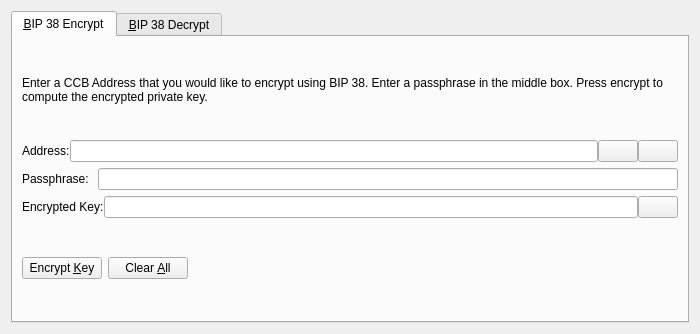
Qt form src/qt/forms/bip38tooldialog.ui (CryptoCashBack-Hub/CCBC) before a commit.
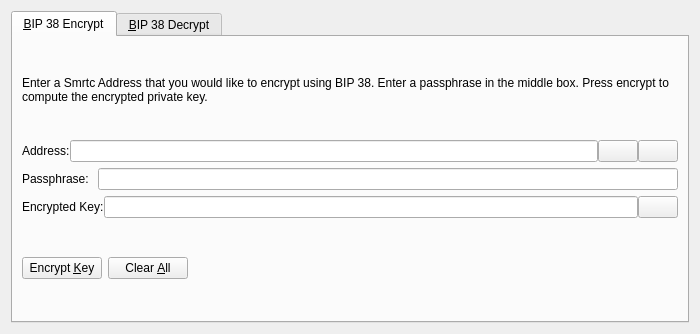
The same form after that commit. The open tabs and pages were chosen to show the change. Icons and pictures are not drawn. Custom widgets are drawn as their Qt base class.

What changed in the file:
```diff
--- a/src/qt/forms/bip38tooldialog.ui
+++ b/src/qt/forms/bip38tooldialog.ui
@@ -30,7 +30,7 @@
        <item>
         <widget class="QLabel" name="infoLabel_ENC">
          <property name="text">
-          <string>Enter a CCB Address that you would like to encrypt using BIP 38. Enter a passphrase in the middle box. Press encrypt to compute the encrypted private key.</string>
+          <string>Enter a Smrtc Address that you would like to encrypt using BIP 38. Enter a passphrase in the middle box. Press encrypt to compute the encrypted private key.</string>
          </property>
          <property name="textFormat">
           <enum>Qt::PlainText</enum>
```
Left out of the diff: 24 changed lines with no effect on the pictures.
